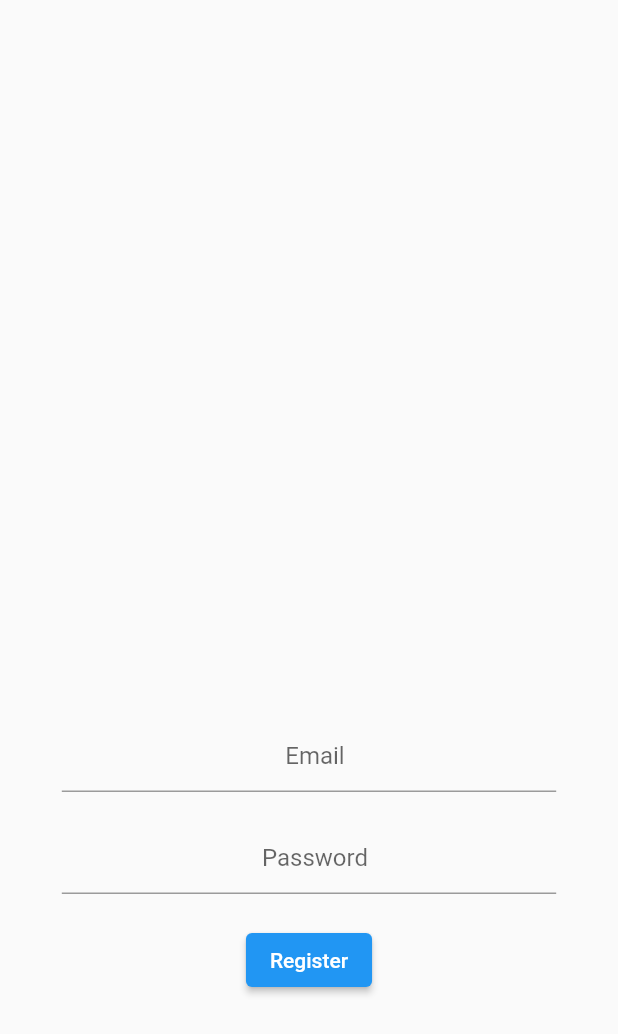
After one commit to Software-Project-21/Calwin-App, a Flutter app: the screen it shows after launch, after a tap on "New User? Register", on a phone screen of 412 x 824 dp. The commit adds this screen. Shown: the top 1034 px of the screen. Run offline on Flutter 3.47's test engine with Material 2 defaults, Android fonts, the phone set to English and light mode, and no system bars; our stand-ins replace firebase_auth, firebase_core, google_sign_in; accounts and stored records are empty.

Commit message:
Login/Register Pages Addded.

```diff
--- /dev/null
+++ b/lib/LoginUser.dart
@@ -0,0 +1,186 @@
+import 'package:calwin/HomeScreen.dart';
+import 'package:flutter/material.dart';
+import 'RegisterUser.dart';
+import 'package:firebase_core/firebase_core.dart';
+import 'package:firebase_auth/firebase_auth.dart';
+import 'package:google_sign_in/google_sign_in.dart';
+
+
+
+
+class LoginScreen extends StatefulWidget {
+  @override
+  _LoginScreenState createState() => _LoginScreenState();
+}
+
+class _LoginScreenState extends State<LoginScreen> {
+
+  GoogleSignIn _googleSignIn = GoogleSignIn();
+  FirebaseAuth _auth2;
+  bool isUserSignedIn = false;
+
+  final _auth = FirebaseAuth.instance;
+  String email;
+  String password;
+
+  @override
+  void initState() {
+    super.initState();
+    initApp();
+  }
+
+  void initApp() async {
+    FirebaseApp defaultApp = await Firebase.initializeApp();
+    _auth2 = FirebaseAuth.instanceFor(app: defaultApp);
+    // immediately check whether the user is signed in
+    checkIfUserIsSignedIn();
+  }
+  void checkIfUserIsSignedIn() async {
+    var userSignedIn = await _googleSignIn.isSignedIn();
+
+    setState(() {
+      isUserSignedIn = userSignedIn;
+    });
+  }
+
+  Future<User> _handleSignIn() async {
+    User user;
+    bool userSignedIn = await _googleSignIn.isSignedIn();
+
+    setState(() {
+      isUserSignedIn = userSignedIn;
+    });
+
+    if (isUserSignedIn) {
+      user = _auth.currentUser;
+      Navigator.push(context, MaterialPageRoute(builder: (context)=>HomeScreen()));
+    }
+    else {
+      print('Now here <<<<<<<<<<<<<<<<<<<<<<<<<');
+      final GoogleSignInAccount googleUser = await _googleSignIn.signIn();
+      final GoogleSignInAuthentication googleAuth = await googleUser.authentication;
+
+      final AuthCredential credential = GoogleAuthProvider.credential(
+        accessToken: googleAuth.accessToken,
+        idToken: googleAuth.idToken,
+      );
+
+      user = (await _auth.signInWithCredential(credential)).user;
+      userSignedIn = await _googleSignIn.isSignedIn();
+      setState(() {
+        isUserSignedIn = userSignedIn;
+      });
+    }
+
+    return user;
+  }
+
+  void onGoogleSignIn(BuildContext context) async {
+    User user = await _handleSignIn();
+    var userSignedIn = await Navigator.push(
+      context,
+      MaterialPageRoute(
+          builder: (context) =>
+              HomeScreen()),
+    );
+
+    setState(() {
+      isUserSignedIn = userSignedIn == null ? true : false;
+    });
+  }
+  @override
+  Widget build(BuildContext context) {
+    return Column(
+      children: [
+        Spacer(flex: 6,),
+        Container(
+          width: MediaQuery.of(context).size.width*0.8,
+          child: TextField(
+            keyboardType: TextInputType.emailAddress,
+            textAlign: TextAlign.center,
+            onChanged: (value){
+              email = value;
+            },
+            decoration: InputDecoration(
+              hintText: '  Email',
+            ),
+          ),
+        ),
+        SizedBox(height: 20,),
+        Container(
+          width: MediaQuery.of(context).size.width*0.8,
+          child: TextField(
+            obscureText: true,
+            textAlign: TextAlign.center,
+            onChanged: (value){
+              password = value;
+            },
+            decoration: InputDecoration(
+              hintText: '  Password',
+
+            ),
+          ),
+        ),
+        SizedBox(height: 20,),
+        ElevatedButton(
+          onPressed: (){
+            try {
+              final user = _auth.signInWithEmailAndPassword(
+                  email: email, password: password);
+              if(user!=null){
+                Navigator.push(context, MaterialPageRoute(builder: (context)=>HomeScreen()));
+              }
+            }catch(e){
+              print(e);
+            }
+          },
+          child: Text('Login'),
+        ),
+        TextButton(
+          child: Text('New User? Register'),
+          onPressed: (){
+            Navigator.push(context, MaterialPageRoute(builder: (context)=>RegistrationScreen()));
+          },
+        ),
+        _signInButton(),
+        Spacer(flex: 2,),
+      ],
+    );
+  }
+
+  Widget _signInButton() {
+    return OutlinedButton(
+      onPressed: (){
+        onGoogleSignIn(context);
+      },
+      child: Padding(
+        padding: const EdgeInsets.fromLTRB(0, 10, 0, 10),
+        child: Row(
+          mainAxisSize: MainAxisSize.min,
+          mainAxisAlignment: MainAxisAlignment.center,
+          children: <Widget>[
+            Image(image: AssetImage("assets/google_logo.png"), height: 20.0),
+            Padding(
+              padding: const EdgeInsets.only(left: 10),
+              child: Text(
+                'Sign in with Google',
+                style: TextStyle(
+                  fontSize: 15,
+                  color: Colors.black54,
+                ),
+              ),
+            )
+          ],
+        ),
+      ),
+      style: OutlinedButton.styleFrom(
+        primary: Colors.white,
+        backgroundColor: Colors.white,
+        shadowColor: Colors.grey,
+        elevation: 5,
+        animationDuration: Duration(seconds: 1),
+        shape: const RoundedRectangleBorder(borderRadius: BorderRadius.all(Radius.circular(20))),
+      ),
+    );
+  }
+}
--- /dev/null
+++ b/lib/RegisterUser.dart
@@ -0,0 +1,73 @@
+import 'package:flutter/material.dart';
+import 'package:firebase_auth/firebase_auth.dart';
+import 'HomeScreen.dart';
+
+class RegistrationScreen extends StatefulWidget {
+  @override
+  _RegistrationScreenState createState() => _RegistrationScreenState();
+}
+
+class _RegistrationScreenState extends State<RegistrationScreen> {
+  final _auth = FirebaseAuth.instance;
+  String email;
+  String password;
+  @override
+  Widget build(BuildContext context) {
+    return  Scaffold(
+      body: Center(
+        child: Column(
+          children: [
+            Spacer(flex: 6,),
+            Container(
+              width: MediaQuery.of(context).size.width*0.8,
+              child: TextField(
+                keyboardType: TextInputType.emailAddress,
+                textAlign: TextAlign.center,
+                onChanged: (value){
+                  email = value;
+                },
+                decoration: InputDecoration(
+                  hintText: '  Email',
+                ),
+              ),
+            ),
+            SizedBox(height: 20,),
+            Container(
+              width: MediaQuery.of(context).size.width*0.8,
+              child: TextField(
+                obscureText: true,
+                textAlign: TextAlign.center,
+                onChanged: (value){
+                  password = value;
+                },
+                decoration: InputDecoration(
+                  hintText: '  Password',
+                ),
+              ),
+            ),
+            SizedBox(height: 20,),
+            ElevatedButton(
+              onPressed: () async{
+                // print(email);
+                // print(password);
+                try{
+                  final newUser = await _auth.createUserWithEmailAndPassword(email: email, password: password);
+                  if(newUser!=null){
+                    Navigator.push(
+                      context,
+                      MaterialPageRoute(builder: (context)=>HomeScreen())
+                    );
+                  }
+                }catch(e){
+                  print(e);
+                }
+              },
+              child: Text('Register'),
+            ),
+            Spacer(flex: 2,),
+          ],
+        ),
+      ),
+    );
+  }
+}
--- /dev/null
+++ b/lib/background_paiter.dart
@@ -0,0 +1,128 @@
+import 'dart:ui';
+
+import 'package:flutter/material.dart';
+
+class Point {
+  final double x;
+  final double y;
+
+  Point(this.x, this.y);
+}
+
+class BackgroundPainter extends CustomPainter {
+  final Paint linePaint;
+  final Paint bluePaint;
+  final Paint greyPaint;
+  final Paint orangePaint;
+
+  BackgroundPainter()
+      : bluePaint = Paint()
+          ..color = Colors.lightBlue.shade300
+          ..style = PaintingStyle.fill,
+        greyPaint = Paint()
+          ..color = Colors.blueGrey[900]
+          ..style = PaintingStyle.fill,
+        orangePaint = Paint()
+          ..color = Colors.orange.shade400
+          ..style = PaintingStyle.fill,
+        linePaint = Paint()
+          ..color = Colors.orange[300]
+          ..style = PaintingStyle.stroke
+          ..strokeWidth = 4;
+
+  void _addPointsToPath(Path path, List<Point> points) {
+    if (points.length < 3) {
+      throw UnsupportedError('Need three or more points to create a path.');
+    }
+
+    for (var i = 0; i < points.length - 2; i++) {
+      final xc = (points[i].x + points[i + 1].x) / 2;
+      final yc = (points[i].y + points[i + 1].y) / 2;
+      path.quadraticBezierTo(points[i].x, points[i].y, xc, yc);
+    }
+
+    // connect the last two points
+    path.quadraticBezierTo(
+      points[points.length - 2].x,
+      points[points.length - 2].y,
+      points[points.length - 1].x,
+      points[points.length - 1].y,
+    );
+  }
+
+  @override
+  void paint(Canvas canvas, Size size) {
+    paintBlue(size, canvas);
+    paintDark(size, canvas);
+    paintOrange(size, canvas);
+  }
+
+  void paintBlue(Size size, Canvas canvas) {
+    final path = Path();
+
+    path.moveTo(size.width, size.height);
+    path.lineTo(size.width, 0);
+    path.lineTo(0, 0);
+
+    _addPointsToPath(path, [
+      Point(
+        lerpDouble(0, size.width / 3, 1),
+        lerpDouble(0, size.height / 3, 1),
+      ),
+      Point(
+        lerpDouble(size.width / 2, size.height * 0.5, 1),
+        lerpDouble(size.width / 2, size.height, 0.5),
+      ),
+      Point(
+        size.width,
+        lerpDouble(size.width, size.height, 0.1),
+      ),
+    ]);
+    canvas.drawPath(path, bluePaint);
+  }
+
+  void paintDark(Size size, Canvas canvas) {
+    final path = Path();
+
+    path.moveTo(size.width, 300);
+    path.lineTo(size.width, 0);
+    path.lineTo(0, 0);
+    path.lineTo(0, lerpDouble(size.height / 4, size.height / 2, 0.9));
+    _addPointsToPath(
+      path,
+      [
+        Point(
+          size.width / 2,
+          lerpDouble(size.height / 2, size.height * 3 / 4, 0.5),
+        ),
+        Point(
+          size.width * 3.5 / 5,
+          lerpDouble(size.height / 6, size.height / 2, 0),
+        ),
+        Point(size.width, lerpDouble(size.height / 7.5, size.height / 4, 0)),
+      ],
+    );
+
+    canvas.drawPath(path, greyPaint);
+  }
+
+  void paintOrange(Size size, Canvas canvas) {
+    final path = Path();
+
+    path.moveTo(size.width * 3 / 4, 0);
+    path.lineTo(0, 0);
+    path.lineTo(0, lerpDouble(0, size.height / 4.5, 1));
+
+    _addPointsToPath(path, [
+      Point(size.width / 6, lerpDouble(0, size.height / 5, 1.2)),
+      Point(size.width / 3, lerpDouble(0, size.height / 10, 1)),
+      Point(size.width / 3 * 2, lerpDouble(0, size.height / 8, 0.5)),
+      Point(size.width * 3 / 4, 0),
+    ]);
+
+    canvas.drawPath(path, orangePaint);
+  }
+
+  @override
+  bool shouldRepaint(CustomPainter oldDelegate) => true;
+}
--- a/lib/main.dart
+++ b/lib/main.dart
@@ -1,19 +1,28 @@
+import 'package:calwin/LoginUser.dart';
+import 'package:firebase_core/firebase_core.dart';
 import 'package:flutter/material.dart';
+import 'background_paiter.dart';
 
-void main() => runApp(MyApp());
+
+Future<void> main() async{
+  WidgetsFlutterBinding.ensureInitialized();
+  await Firebase.initializeApp();
+  runApp(MyApp());
+}
 
 class MyApp extends StatelessWidget {
   @override
   Widget build(BuildContext context) {
     return MaterialApp(
-      title: 'Welcome to Flutter',
+      debugShowCheckedModeBanner: false,
       home: Scaffold(
-        appBar: AppBar(
-          title: Text('Welcome to Flutter'),
-          backgroundColor: Colors.amber,
-        ),
-        body: Center(
-          child: Text('Hello World'),
+        body: Stack(
+          fit: StackFit.expand,
+          children: [
+            // CustomPaint(painter: BackgroundPainter(),),
+
+            LoginScreen(),
+          ],
         ),
       ),
     );
```
Also changed, not shown: lib/HomeScreen.dart (added, +25 -0 lines), pubspec.yaml (+9 -41 lines), assets/google_logo.png (added), pubspec.lock, 8 other files.
